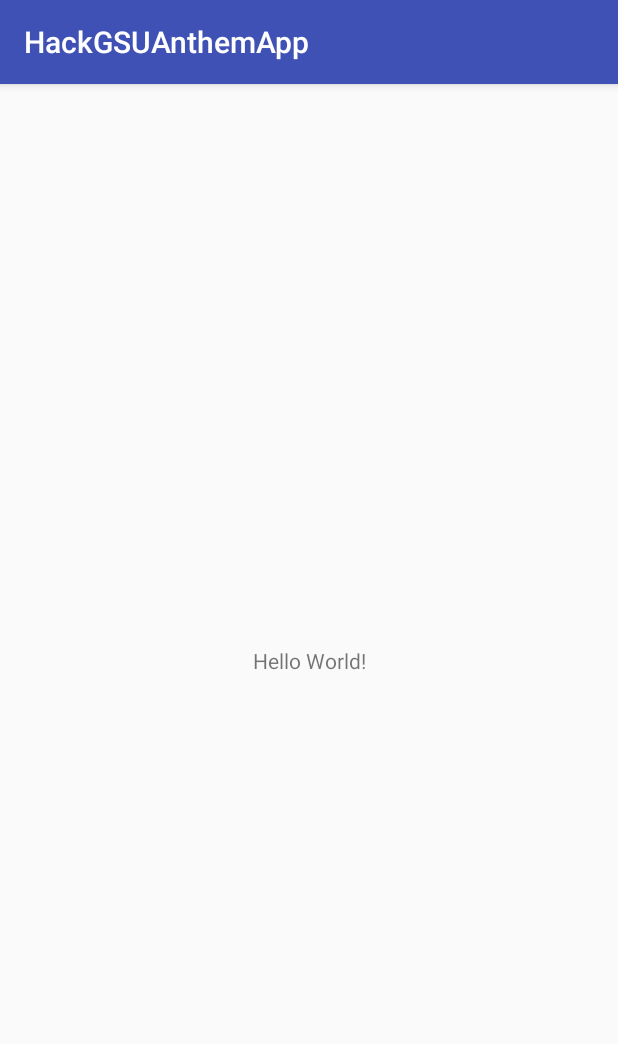
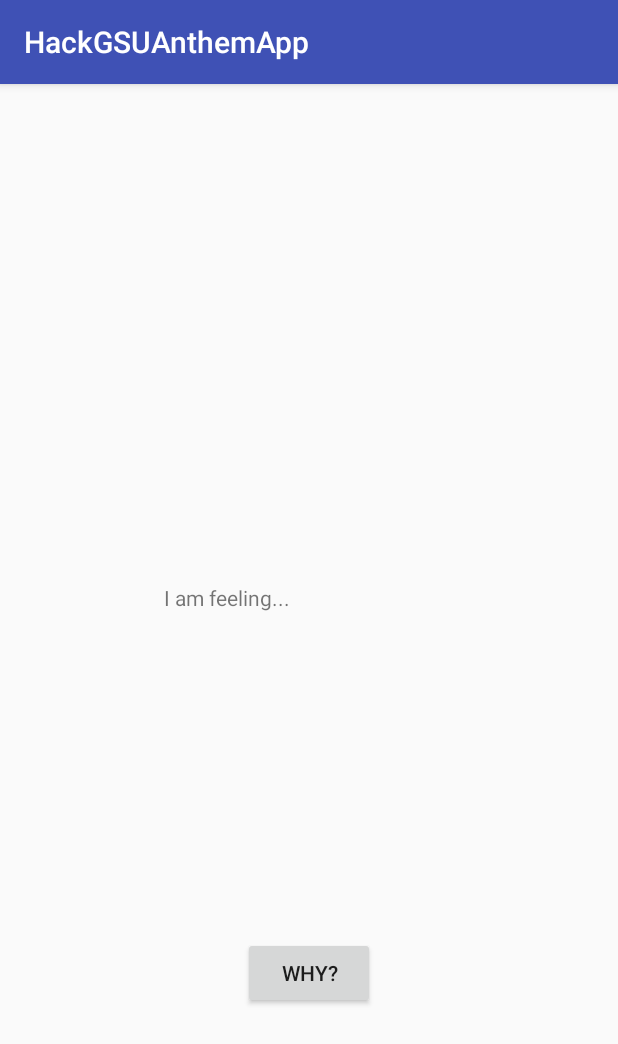
Before and after one commit to KPPhiri/AnthemApp-HackGSU, an Android app: the screen it shows after launch (MainActivity), on a phone screen of 412 x 824 dp. Shown: the top 1044 px of the screen. Run offline under Robolectric (Android 15) with nearby library versions, the phone set to English and light mode, and no system bars.

Commit message:
-created emoji array and added emojis to drawable -added activity 3

```diff
--- a/app/src/main/AndroidManifest.xml
+++ b/app/src/main/AndroidManifest.xml
@@ -16,6 +16,7 @@
                 <category android:name="android.intent.category.LAUNCHER" />
             </intent-filter>
         </activity>
+        <activity android:name=".emoji_response"></activity>
     </application>
 
 </manifest>
--- a/app/src/main/res/layout/activity_main.xml
+++ b/app/src/main/res/layout/activity_main.xml
@@ -7,12 +7,28 @@
     tools:context="com.example.philipphiri.hackgsuanthemapp.MainActivity">
 
     <TextView
-        android:layout_width="wrap_content"
-        android:layout_height="wrap_content"
-        android:text="Hello World!"
+        android:id="@+id/emoji_desc"
+        android:layout_width="194dp"
+        android:layout_height="103dp"
+        android:text="I am feeling..."
         app:layout_constraintBottom_toBottomOf="parent"
         app:layout_constraintLeft_toLeftOf="parent"
         app:layout_constraintRight_toRightOf="parent"
         app:layout_constraintTop_toTopOf="parent" />
 
+    <Button
+        android:id="@+id/why_button"
+        android:layout_width="wrap_content"
+        android:layout_height="wrap_content"
+        android:layout_marginBottom="8dp"
+        android:layout_marginEnd="8dp"
+        android:layout_marginStart="8dp"
+        android:layout_marginTop="8dp"
+        android:text="@string/why"
+        app:layout_constraintBottom_toBottomOf="parent"
+        app:layout_constraintEnd_toEndOf="parent"
+        app:layout_constraintStart_toStartOf="parent"
+        app:layout_constraintTop_toTopOf="parent"
+        app:layout_constraintVertical_bias="0.796" />
+
 </android.support.constraint.ConstraintLayout>
--- a/app/src/main/res/values/strings.xml
+++ b/app/src/main/res/values/strings.xml
@@ -1,3 +1,4 @@
 <resources>
     <string name="app_name">HackGSUAnthemApp</string>
+    <string name="why">Why?</string>
 </resources>
```
Also changed, not shown: app/src/main/java/com/example/philipphiri/hackgsuanthemapp/emoji_response.java (added, +18 -0 lines), app/src/main/res/layout/activity_emoji_response.xml (added, +104 -0 lines), app/src/main/res/values/emojis.xml (added, +9 -0 lines), app/src/main/res/drawable/emoji1.png (added), app/src/main/res/drawable/emoji2.png (added), app/src/main/res/drawable/emoji3.png (added), app/src/main/res/drawable/emoji4.png (added), app/src/main/res/drawable/emoji5.png (added).
